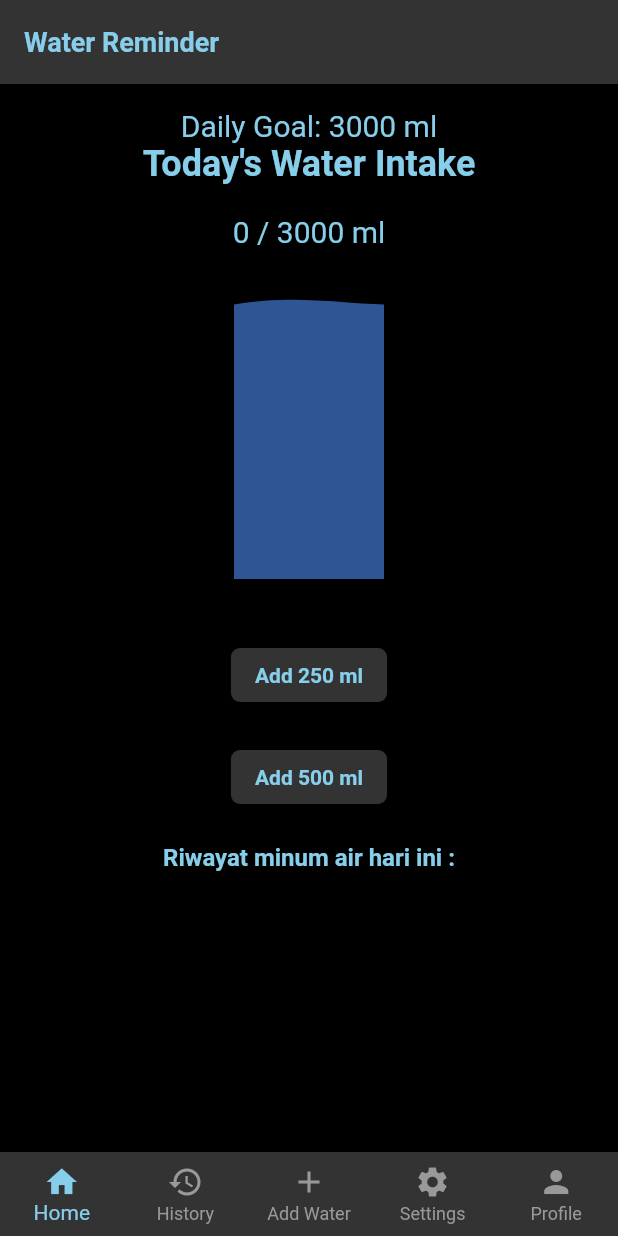
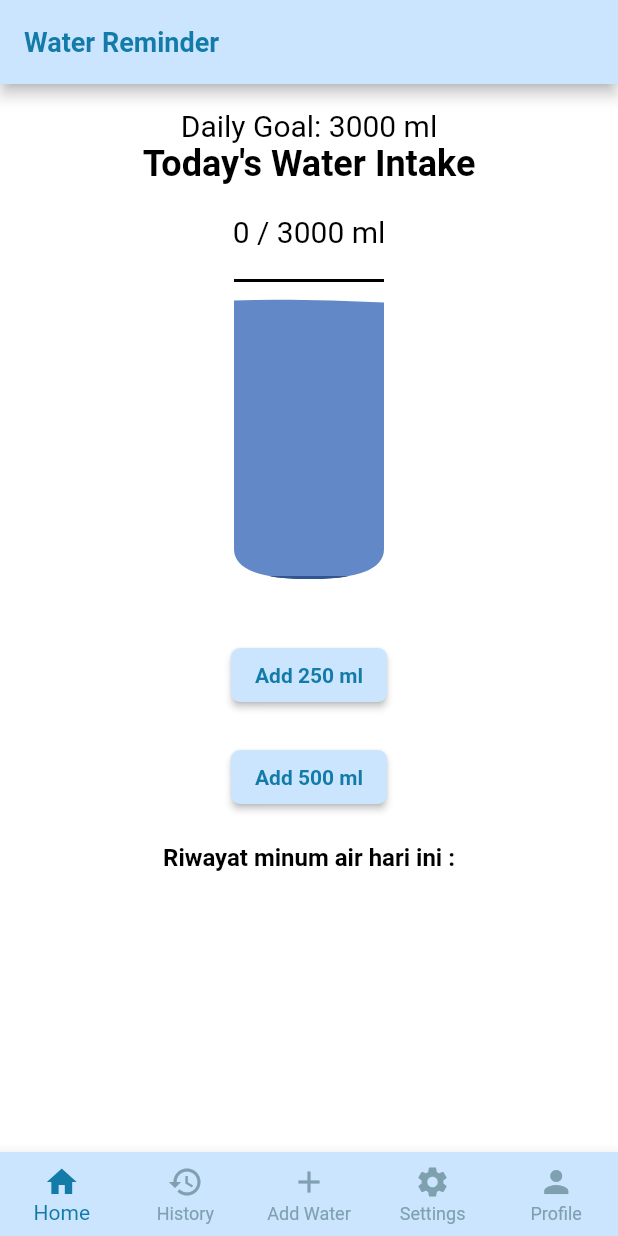
Before and after one commit to meeboyy/pure-hydrate-flutter, a Flutter app: the screen it shows after launch, on a phone screen of 412 x 824 dp. Run offline on Flutter 3.47's test engine with Material 2 defaults, Android fonts, the phone set to English and light mode, and no system bars.

Commit message:
commit kedua

```diff
--- a/lib/beranda.dart
+++ b/lib/beranda.dart
@@ -106,7 +106,7 @@ class _MyHomePageState extends State<MyHomePage> {
       isReminderEnable: true,
       reminderInterval: 60,
       reminderSound: "Beep",
-      isDarkTheme: true);
+      isDarkTheme: false);
 
   @override
   Widget build(BuildContext context) {
--- a/lib/home_page.dart
+++ b/lib/home_page.dart
@@ -3,6 +3,7 @@ import 'dart:async';
 import 'package:flutter/material.dart';
 import 'package:pure_hydrate/models/water_consumtion_entry_model.dart';
 import 'package:pure_hydrate/models/water_intake_model.dart';
+import 'package:pure_hydrate/services/clipper.dart';
 
 class HomePage extends StatefulWidget {
   final List<WaterConsumptionEntry>? historyEntries;
@@ -189,13 +190,20 @@ class _HomePageState extends State<HomePage> with TickerProviderStateMixin {
               Stack(
                 alignment: Alignment.bottomCenter,
                 children: [
-                  Container(
-                    decoration: BoxDecoration(border: Border.all(width: 2)),
-                    width: 100,
+                  ClipPath(
+                    clipper: BottleClipper(),
+                    child: Container(
+                      decoration: BoxDecoration(
+                          color: Colors.transparent,
+                          border: Border.all(width: 2)),
+                      width: 200,
                       height: 200,
                     ),
-                  AnimatedContainer(
-                    width: 100,
+                  ),
+                  ClipPath(
+                    clipper: BottleClipper(),
+                    child: AnimatedContainer(
+                      width: 200,
                       height: _waterHeight,
                       curve: Curves.easeInOut,
                       duration: Duration(milliseconds: 1000),
@@ -205,6 +213,7 @@ class _HomePageState extends State<HomePage> with TickerProviderStateMixin {
                           secondAnimation.value,
                           thirdAnimation.value,
                           fourthAnimation.value,
+                        ),
                       ),
                     ),
                   ),
--- /dev/null
+++ b/lib/services/clipper.dart
@@ -0,0 +1,27 @@
+import 'package:flutter/material.dart';
+
+class BottleClipper extends CustomClipper<Path> {
+  @override
+  Path getClip(Size size) {
+    final path = Path();
+
+    // Define the bottle shape using a combination of lines and curves
+    path.moveTo(size.width * 0.25, 0);
+    path.lineTo(size.width * 0.25, size.height * 0.9);
+    path.quadraticBezierTo(
+        size.width * 0.25, size.height, size.width * 0.5, size.height);
+    path.quadraticBezierTo(
+        size.width * 0.75, size.height, size.width * 0.75, size.height * 0.9);
+    path.lineTo(size.width * 0.75, 0);
+    // path.quadraticBezierTo(size.width * 0.75, 0, size.width * 0.5, 0);
+    // path.quadraticBezierTo(
+    //     size.width * 0.25, 0, size.width * 0.25, size.height * 0.1);
+
+    return path;
+  }
+
+  @override
+  bool shouldReclip(covariant CustomClipper<Path> oldClipper) {
+    return false;
+  }
+}
```
Lines whose indentation alone changed are shown as unchanged.
